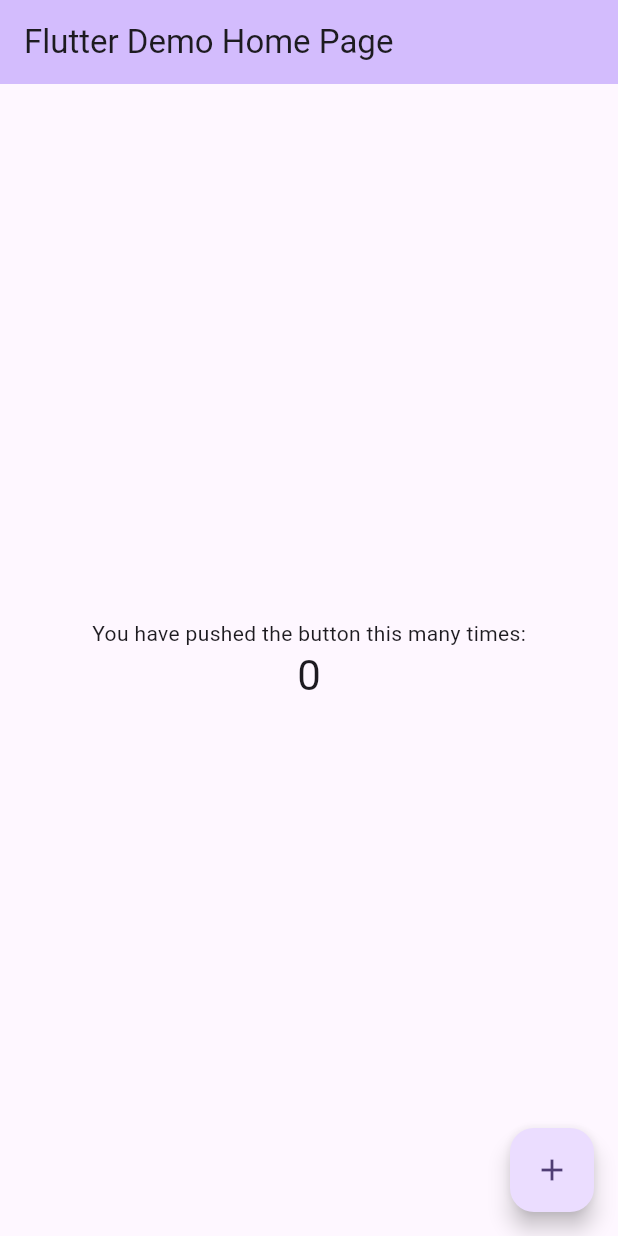
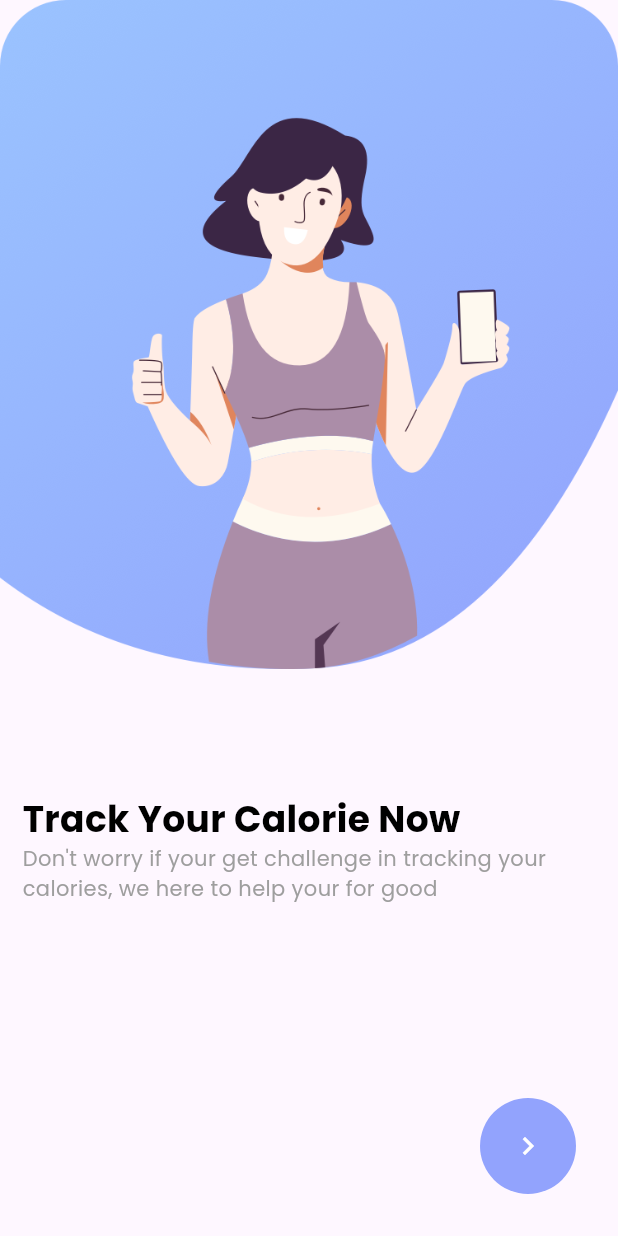
Before and after one commit to jiwenda/CALORIES-DETECTION, a Flutter app: the screen it shows after launch, on a phone screen of 412 x 824 dp. Run offline on Flutter 3.47's test engine with Material 3 defaults, Android fonts, the phone set to English and light mode, and no system bars.

Commit message:
files added

```diff
--- /dev/null
+++ b/lib/common/extension.dart
@@ -0,0 +1,29 @@
+import 'package:flutter/material.dart';
+
+//color class
+class Tcolor {
+  static Color get primary1 => Color(0xff92A3FD);
+  static Color get primary2 => Color(0Xff9DCEFF);
+  static List<Color> get primaryG => [primary1, primary2];
+
+  static Color get secondary1 => Color(0XffC58BF2);
+  static Color get secondary2 => Color(0XffEEA4CE);
+  static List<Color> get secondaryG => [secondary1, secondary2];
+
+  static Color get white => Colors.white;
+  static Color get grey => Colors.grey;
+  static Color get black => Colors.black;
+}
+
+//text class
+class Ttext {
+  static TextStyle get heading1 =>
+      TextStyle(fontSize: 24, fontWeight: FontWeight.w700, color: Tcolor.black);
+  static TextStyle get heading2 => TextStyle(fontSize: 14, color: Tcolor.grey);
+}
+
+//style class
+class Tstyle {
+  static BoxDecoration buttonDecoration = BoxDecoration(
+      color: Tcolor.primary1, borderRadius: BorderRadius.circular(35));
+}
--- a/lib/main.dart
+++ b/lib/main.dart
@@ -1,3 +1,5 @@
+import 'package:calories_detection_system/common/extension.dart';
+import 'package:calories_detection_system/screens/on_boarding/on_boarding_fuction.dart';
 import 'package:flutter/material.dart';
 
 void main() {
@@ -11,115 +13,15 @@
   @override
   Widget build(BuildContext context) {
     return MaterialApp(
-      title: 'Flutter Demo',
+      debugShowCheckedModeBanner: false,
+      title: 'CALORIES DETECTION X',
       theme: ThemeData(
-        // This is the theme of your application.
-        //
-        // TRY THIS: Try running your application with "flutter run". You'll see
-        // the application has a purple toolbar. Then, without quitting the app,
-        // try changing the seedColor in the colorScheme below to Colors.green
-        // and then invoke "hot reload" (save your changes or press the "hot
-        // reload" button in a Flutter-supported IDE, or press "r" if you used
-        // the command line to start the app).
-        //
-        // Notice that the counter didn't reset back to zero; the application
-        // state is not lost during the reload. To reset the state, use hot
-        // restart instead.
-        //
-        // This works for code too, not just values: Most code changes can be
-        // tested with just a hot reload.
         colorScheme: ColorScheme.fromSeed(seedColor: Colors.deepPurple),
         useMaterial3: true,
+        primaryColor: Tcolor.primary1,
+        fontFamily: "Poppins",
       ),
-      home: const MyHomePage(title: 'Flutter Demo Home Page'),
+      home: const OnBoardingFuction(),
     );
   }
 }
-
-class MyHomePage extends StatefulWidget {
-  const MyHomePage({super.key, required this.title});
-
-  // This widget is the home page of your application. It is stateful, meaning
-  // that it has a State object (defined below) that contains fields that affect
-  // how it looks.
-
-  // This class is the configuration for the state. It holds the values (in this
-  // case the title) provided by the parent (in this case the App widget) and
-  // used by the build method of the State. Fields in a Widget subclass are
-  // always marked "final".
-
-  final String title;
-
-  @override
-  State<MyHomePage> createState() => _MyHomePageState();
-}
-
-class _MyHomePageState extends State<MyHomePage> {
-  int _counter = 0;
-
-  void _incrementCounter() {
-    setState(() {
-      // This call to setState tells the Flutter framework that something has
-      // changed in this State, which causes it to rerun the build method below
-      // so that the display can reflect the updated values. If we changed
-      // _counter without calling setState(), then the build method would not be
-      // called again, and so nothing would appear to happen.
-      _counter++;
-    });
-  }
-
-  @override
-  Widget build(BuildContext context) {
-    // This method is rerun every time setState is called, for instance as done
-    // by the _incrementCounter method above.
-    //
-    // The Flutter framework has been optimized to make rerunning build methods
-    // fast, so that you can just rebuild anything that needs updating rather
-    // than having to individually change instances of widgets.
-    return Scaffold(
-      appBar: AppBar(
-        // TRY THIS: Try changing the color here to a specific color (to
-        // Colors.amber, perhaps?) and trigger a hot reload to see the AppBar
-        // change color while the other colors stay the same.
-        backgroundColor: Theme.of(context).colorScheme.inversePrimary,
-        // Here we take the value from the MyHomePage object that was created by
-        // the App.build method, and use it to set our appbar title.
-        title: Text(widget.title),
-      ),
-      body: Center(
-        // Center is a layout widget. It takes a single child and positions it
-        // in the middle of the parent.
-        child: Column(
-          // Column is also a layout widget. It takes a list of children and
-          // arranges them vertically. By default, it sizes itself to fit its
-          // children horizontally, and tries to be as tall as its parent.
-          //
-          // Column has various properties to control how it sizes itself and
-          // how it positions its children. Here we use mainAxisAlignment to
-          // center the children vertically; the main axis here is the vertical
-          // axis because Columns are vertical (the cross axis would be
-          // horizontal).
-          //
-          // TRY THIS: Invoke "debug painting" (choose the "Toggle Debug Paint"
-          // action in the IDE, or press "p" in the console), to see the
-          // wireframe for each widget.
-          mainAxisAlignment: MainAxisAlignment.center,
-          children: <Widget>[
-            const Text(
-              'You have pushed the button this many times:',
-            ),
-            Text(
-              '$_counter',
-              style: Theme.of(context).textTheme.headlineMedium,
-            ),
-          ],
-        ),
-      ),
-      floatingActionButton: FloatingActionButton(
-        onPressed: _incrementCounter,
-        tooltip: 'Increment',
-        child: const Icon(Icons.add),
-      ), // This trailing comma makes auto-formatting nicer for build methods.
-    );
-  }
-}
--- /dev/null
+++ b/lib/screens/on_boarding/on_boarding_fuction.dart
@@ -0,0 +1,111 @@
+// import 'package:calories_detection_system/common/extension.dart';
+import 'package:calories_detection_system/common/extension.dart';
+import 'package:calories_detection_system/widgets/on_boarding_page.dart';
+import 'package:flutter/material.dart';
+
+class OnBoardingFuction extends StatefulWidget {
+  const OnBoardingFuction({super.key});
+
+  @override
+  State<OnBoardingFuction> createState() => _OnBoardingFuctionState();
+}
+
+class _OnBoardingFuctionState extends State<OnBoardingFuction> {
+  int selectedPage = 0;
+  PageController controller = PageController();
+
+  @override
+  void initState() {
+    super.initState();
+    controller.addListener(() {
+      selectedPage = controller.page?.round() ?? 0;
+
+      setState(() {});
+    });
+  }
+
+  List pageDetails = [
+    {
+      "title": "Track Your Calorie Now",
+      "subtitle":
+          "Don't worry if your get challenge in tracking your calories, we here to help your for good",
+      "image": "assets/img/on_1.png"
+    },
+    {
+      "title": "Scan Your Meal",
+      "subtitle":
+          "Just take a photo of your food and let our AI calculate the calories for you instantly",
+      "image": "assets/img/on_2.png"
+    },
+    {
+      "title": "Set Your Goals",
+      "subtitle":
+          "Whether you want to lose weight, gain muscle, or maintain your shape, we’ve got you covered",
+      "image": "assets/img/on_3.png"
+    },
+    {
+      "title": "Track Your Progress",
+      "subtitle":
+          "Stay motivated by seeing your daily, weekly, and monthly calorie insights at a glance",
+      "image": "assets/img/on_4.png"
+    },
+  ];
+
+  @override
+  Widget build(BuildContext context) {
+    return Scaffold(
+      body: Stack(
+        alignment: Alignment.bottomRight,
+        children: [
+          PageView.builder(
+              controller: controller,
+              itemCount: pageDetails.length,
+              itemBuilder: (context, index) {
+                var obPointer = pageDetails[index] as Map? ?? {};
+                return OnBoardingPage(
+                  obPointer: obPointer,
+                );
+              }),
+          SizedBox(
+            width: 120,
+            height: 120,
+            child: Stack(
+              alignment: Alignment.center,
+              children: [
+                SizedBox(
+                  width: 70,
+                  height: 70,
+                  child: CircularProgressIndicator(
+                    color: Tcolor.primary1,
+                    value: selectedPage / 4,
+                    strokeWidth: 2,
+                  ),
+                ),
+                Container(
+                  margin: EdgeInsets.symmetric(vertical: 15, horizontal: 15),
+                  padding: EdgeInsets.symmetric(vertical: 8, horizontal: 8),
+                  decoration: Tstyle.buttonDecoration,
+                  child: IconButton(
+                      onPressed: () {
+                        if (selectedPage < 3) {
+                          selectedPage = selectedPage + 1;
+                          controller.jumpToPage(selectedPage);
+                          setState(() {});
+                          //open welcome page
+                        } else {
+                          print("open");
+                        }
+                      },
+                      icon: Icon(
+                        Icons.navigate_next,
+                        color: Colors.white,
+                      )),
+                ),
+              ],
+            ),
+          )
+        ],
+      ),
+    );
+  }
+}
--- /dev/null
+++ b/lib/widgets/on_boarding_page.dart
@@ -0,0 +1,44 @@
+import 'package:calories_detection_system/common/extension.dart';
+import 'package:flutter/material.dart';
+
+class OnBoardingPage extends StatelessWidget {
+  final Map obPointer;
+  const OnBoardingPage({super.key, required this.obPointer});
+
+  @override
+  Widget build(BuildContext context) {
+    var media = MediaQuery.of(context).size;
+    return SizedBox(
+      width: media.width,
+      height: media.height,
+      child: Column(
+        mainAxisAlignment: MainAxisAlignment.start,
+        crossAxisAlignment: CrossAxisAlignment.start,
+        children: [
+          Image.asset(
+            obPointer["image"].toString(),
+            width: media.width,
+            fit: BoxFit.fitWidth,
+          ),
+          SizedBox(
+            height: media.height * 0.1,
+          ),
+          Padding(
+            padding: const EdgeInsets.symmetric(horizontal: 15),
+            child: Text(
+              obPointer["title"].toString(),
+              style: Ttext.heading1,
+            ),
+          ),
+          Padding(
+            padding: const EdgeInsets.symmetric(horizontal: 15),
+            child: Text(
+              obPointer["subtitle"].toString(),
+              style: Ttext.heading2,
+            ),
+          )
+        ],
+      ),
+    );
+  }
+}
```
Also changed, not shown: pubspec.yaml (+8 -8 lines).
